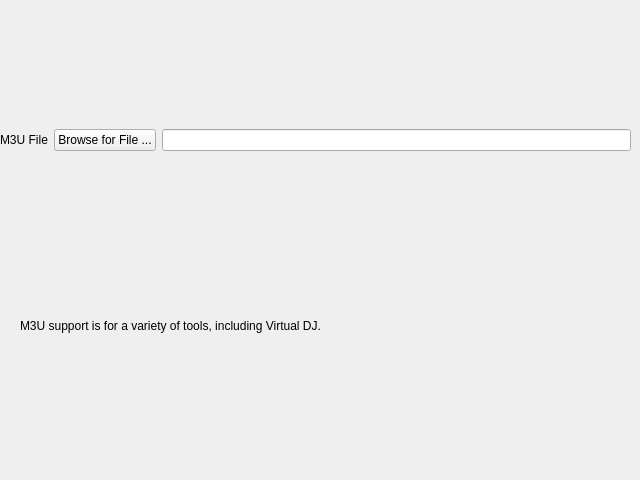
The window that nowplaying/resources/m3u_ui.ui (e1miran/Now-Playing-Serato) describes before a commit, drawn with Qt 5.
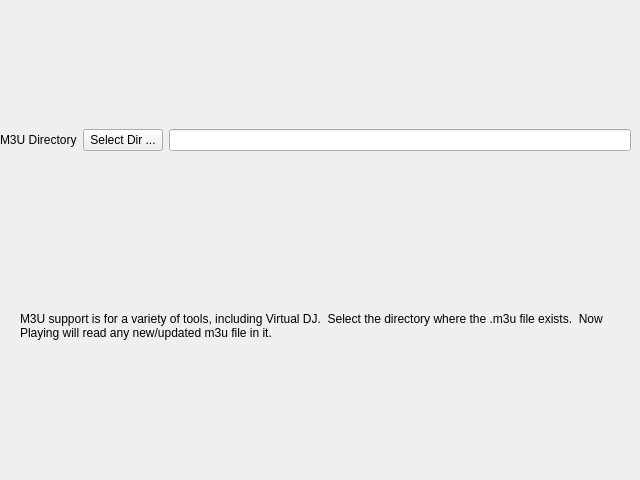
The same window after the commit.

Patch:
```diff
--- a/nowplaying/resources/m3u_ui.ui
+++ b/nowplaying/resources/m3u_ui.ui
@@ -29,14 +29,14 @@
     <item>
      <widget class="QLabel" name="filename_label">
       <property name="text">
-       <string>M3U File</string>
+       <string>M3U Directory</string>
       </property>
      </widget>
     </item>
     <item>
      <widget class="QPushButton" name="filename_button">
       <property name="text">
-       <string>Browse for File ...</string>
+       <string>Select Dir ...</string>
       </property>
      </widget>
     </item>
@@ -55,7 +55,7 @@
     </rect>
    </property>
    <property name="text">
-    <string>M3U support is for a variety of tools, including Virtual DJ.</string>
+    <string>M3U support is for a variety of tools, including Virtual DJ.  Select the directory where the .m3u file exists.  Now Playing will read any new/updated m3u file in it.</string>
    </property>
    <property name="wordWrap">
     <bool>true</bool>
```
Left out of the diff: 6 changed lines with no effect on the pictures.
